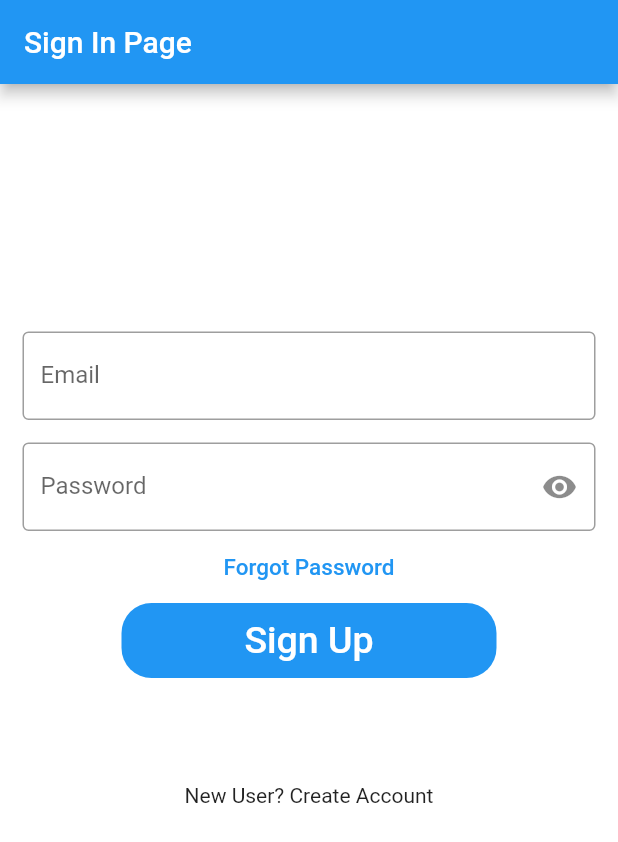
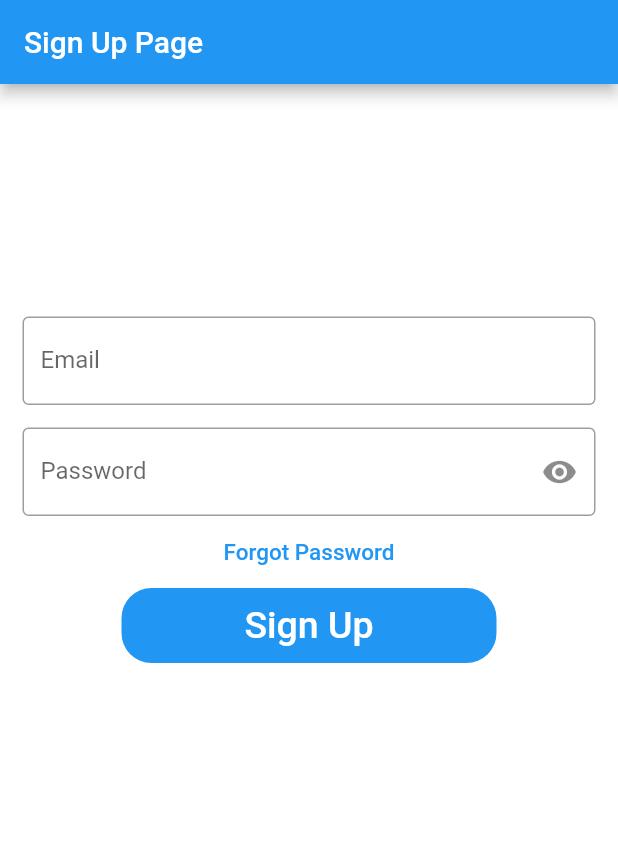
Before and after one commit to oak8MJ/Boardzy-ALPHA, a Flutter app: the screen it shows after launch, on a phone screen of 412 x 824 dp. Shown: the top 842 px of the screen. Run offline on Flutter 3.47's test engine with Material 2 defaults, Android fonts, the phone set to English and light mode, and no system bars; our stand-ins replace firebase_auth, firebase_core, firebase_database; missing offline and left inert: dart:ffi; accounts and stored records are empty.

```diff
--- a/lib/pages/Home.dart
+++ b/lib/pages/Home.dart
@@ -69,7 +69,6 @@ class _BlogPageState extends State<BlogPage> {
   }
 
   Widget PostsUI(String category, String image, String title, String uid) {
-    print('image: $image');
     return new Card(
       elevation: 10.0,
       margin: EdgeInsets.all(15.0),
--- a/lib/pages/signup.dart
+++ b/lib/pages/signup.dart
@@ -24,7 +24,7 @@ class _SignInDemoState extends State<SignInDemo> {
     return Scaffold(
       backgroundColor: Colors.white,
       appBar: AppBar(
-        title: Text("Sign In Page"),
+        title: Text("Sign Up Page"),
       ),
       body: Form(
         key: FormKey,
@@ -35,14 +35,13 @@ class _SignInDemoState extends State<SignInDemo> {
               child: Center(
                   child: Container(
                 width: 200,
-                height: 150,
+                height: 140,
                 //comment
                 /*decoration: BoxDecoration(
                         color: Colors.red,
                         borderRadius: BorderRadius.circular(50.0)),*/
               )),
             ),
-
             Padding(
               //padding: const EdgeInsets.only(left:15.0,right: 15.0,top:0,bottom: 0),
               padding: const EdgeInsets.only(
@@ -80,7 +79,6 @@ class _SignInDemoState extends State<SignInDemo> {
                     hintText: 'Enter secure password'),
               ),
             ),
-
             TextButton(
               onPressed: () {
                 // ignore: todo
@@ -116,10 +114,6 @@ class _SignInDemoState extends State<SignInDemo> {
                 ),
               ),
             ),
-            SizedBox(
-              height: 70,
-            ),
-            Container(child: Text('New User? Create Account'))
           ],
         ),
       ),
```
